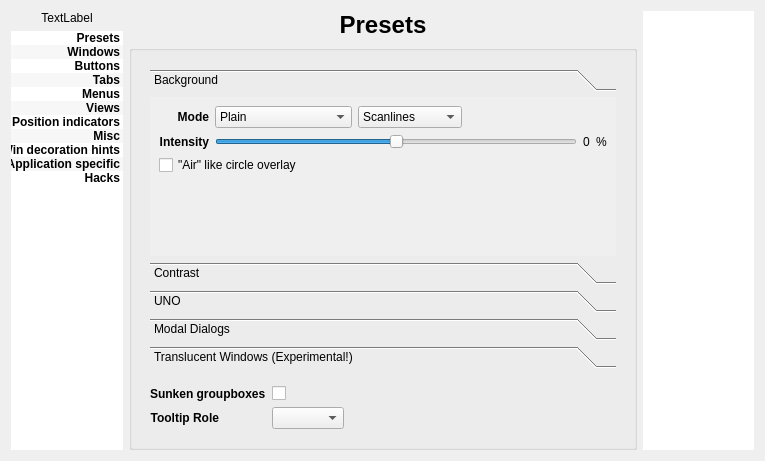
deiv/bespin-pkg, file config/config.ui: the form before one commit.
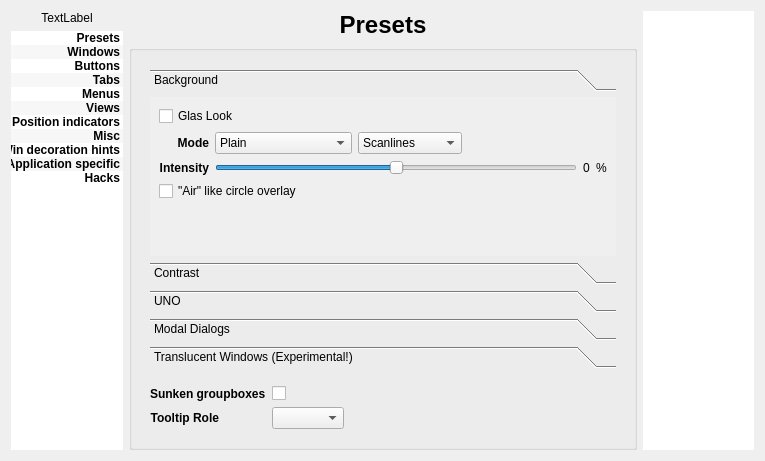
The form after the commit. The open tabs and pages were chosen to show the change.

Commit message: support glassy windows regardless of ARGB mode

The edit to the form file:
```diff
--- a/config/config.ui
+++ b/config/config.ui
@@ -512,15 +512,22 @@
               <rect>
                <x>0</x>
                <y>0</y>
-               <width>367</width>
-               <height>89</height>
+               <width>479</width>
+               <height>184</height>
               </rect>
              </property>
              <attribute name="label">
               <string>Background</string>
              </attribute>
-             <layout class="QGridLayout" name="gridLayout_7">
-              <item row="0" column="0">
+             <layout class="QGridLayout" name="gridLayout_3">
+              <item row="0" column="0" colspan="6">
+               <widget class="QCheckBox" name="argbGlassy">
+                <property name="text">
+                 <string>Glas Look</string>
+                </property>
+               </widget>
+              </item>
+              <item row="1" column="0">
                <widget class="QLabel" name="label">
                 <property name="sizePolicy">
                  <sizepolicy hsizetype="Preferred" vsizetype="Preferred">
@@ -542,7 +549,7 @@
                 </property>
                </widget>
               </item>
-              <item row="0" column="1">
+              <item row="1" column="1">
                <widget class="QComboBox" name="bgMode">
                 <item>
                  <property name="text">
@@ -566,7 +573,7 @@
                 </item>
                </widget>
               </item>
-              <item row="0" column="2">
+              <item row="1" column="2">
                <widget class="QComboBox" name="structure">
                 <item>
                  <property name="text">
@@ -620,7 +627,7 @@
                 </item>
                </widget>
               </item>
-              <item row="0" column="3">
+              <item row="1" column="3">
                <spacer name="horizontalSpacer_6">
                 <property name="orientation">
                  <enum>Qt::Horizontal</enum>
@@ -633,7 +640,7 @@
                 </property>
                </spacer>
               </item>
-              <item row="1" column="0">
+              <item row="2" column="0">
                <widget class="QLabel" name="label_35">
                 <property name="sizePolicy">
                  <sizepolicy hsizetype="Preferred" vsizetype="Preferred">
@@ -655,7 +662,7 @@
                 </property>
                </widget>
               </item>
-              <item row="1" column="1" colspan="3">
+              <item row="2" column="1" colspan="3">
                <widget class="QSlider" name="bgIntensity">
                 <property name="minimum">
                  <number>-50</number>
@@ -668,7 +675,7 @@
                 </property>
                </widget>
               </item>
-              <item row="1" column="4">
+              <item row="2" column="4">
                <widget class="QLabel" name="label_36">
                 <property name="sizePolicy">
                  <sizepolicy hsizetype="Maximum" vsizetype="Preferred">
@@ -681,7 +688,7 @@
                 </property>
                </widget>
               </item>
-              <item row="1" column="5">
+              <item row="2" column="5">
                <widget class="QLabel" name="label_37">
                 <property name="sizePolicy">
                  <sizepolicy hsizetype="Maximum" vsizetype="Preferred">
@@ -694,14 +701,14 @@
                 </property>
                </widget>
               </item>
-              <item row="2" column="0" colspan="6">
+              <item row="3" column="0" colspan="2">
                <widget class="QCheckBox" name="ringOverlay">
                 <property name="text">
                  <string>&quot;Air&quot; like circle overlay</string>
                 </property>
                </widget>
               </item>
-              <item row="3" column="0" colspan="6">
+              <item row="4" column="0">
                <spacer name="verticalSpacer_11">
                 <property name="orientation">
                  <enum>Qt::Vertical</enum>
@@ -1086,13 +1093,6 @@
                 </property>
                </widget>
               </item>
-              <item row="2" column="0" colspan="4">
-               <widget class="QCheckBox" name="argbGlassy">
-                <property name="text">
-                 <string>Glas Look</string>
-                </property>
-               </widget>
-              </item>
              </layout>
             </widget>
            </widget>
```
Left out of the diff: 154 changed lines with no effect on the pictures. The commit also changes 3 other files.
